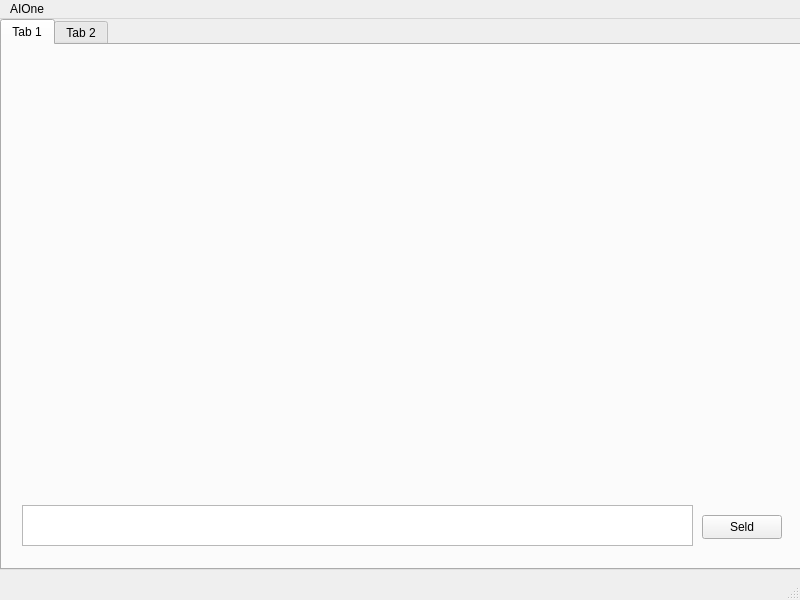
Above: AIOneQTWidgets/mainwindow.ui from Iemand005/Singularity before the change. Below: the same form after it.
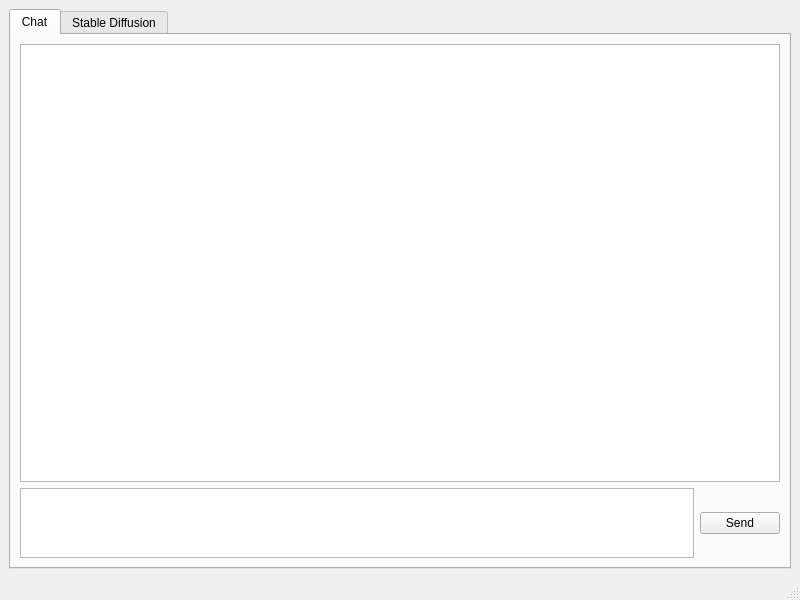
That is the form after the change. The open tabs and pages were chosen to show the change.

Commit message: QT Widgets  updates

```diff
--- a/AIOneQTWidgets/mainwindow.ui
+++ b/AIOneQTWidgets/mainwindow.ui
@@ -14,68 +14,83 @@
    <string>MainWindow</string>
   </property>
   <widget class="QWidget" name="centralwidget">
-   <widget class="QWidget" name="verticalLayoutWidget">
-    <property name="geometry">
-     <rect>
-      <x>0</x>
-      <y>0</y>
-      <width>801</width>
-      <height>551</height>
-     </rect>
-    </property>
-    <layout class="QVBoxLayout" name="verticalLayout">
+   <property name="enabled">
+    <bool>true</bool>
+   </property>
+   <property name="sizePolicy">
+    <sizepolicy hsizetype="Expanding" vsizetype="Expanding">
+     <horstretch>0</horstretch>
+     <verstretch>0</verstretch>
+    </sizepolicy>
+   </property>
+   <layout class="QVBoxLayout" name="verticalLayout_2">
      <item>
       <widget class="QTabWidget" name="tabWidget">
        <property name="sizePolicy">
         <sizepolicy hsizetype="Expanding" vsizetype="Expanding">
-         <horstretch>1</horstretch>
+        <horstretch>0</horstretch>
          <verstretch>0</verstretch>
         </sizepolicy>
        </property>
        <widget class="QWidget" name="tab">
         <attribute name="title">
-         <string>Tab 1</string>
-        </attribute>
-        <widget class="QPushButton" name="pushButton">
-         <property name="geometry">
-          <rect>
-           <x>700</x>
-           <y>470</y>
-           <width>80</width>
-           <height>24</height>
-          </rect>
-         </property>
-         <property name="text">
-          <string>Seld</string>
-         </property>
-        </widget>
+        <string>Chat</string>
+       </attribute>
+       <layout class="QVBoxLayout" name="verticalLayout_3">
+        <item>
+         <widget class="QListWidget" name="listWidget"/>
+        </item>
+        <item>
+         <layout class="QHBoxLayout" name="horizontalLayout">
+          <item>
         <widget class="QPlainTextEdit" name="plainTextEdit">
-         <property name="geometry">
-          <rect>
-           <x>20</x>
-           <y>460</y>
-           <width>671</width>
-           <height>41</height>
-          </rect>
-         </property>
+            <property name="sizePolicy">
+             <sizepolicy hsizetype="Expanding" vsizetype="Maximum">
+              <horstretch>0</horstretch>
+              <verstretch>0</verstretch>
+             </sizepolicy>
+            </property>
+           </widget>
+          </item>
+          <item>
+           <widget class="QPushButton" name="pushButton">
          <property name="sizePolicy">
-          <sizepolicy hsizetype="Expanding" vsizetype="Expanding">
-           <horstretch>1</horstretch>
-           <verstretch>1</verstretch>
-          </sizepolicy>
-         </property>
-        </widget>
+             <sizepolicy hsizetype="Maximum" vsizetype="Maximum">
+              <horstretch>0</horstretch>
+              <verstretch>0</verstretch>
+             </sizepolicy>
+            </property>
+            <property name="text">
+             <string>Send</string>
+            </property>
+           </widget>
+          </item>
+         </layout>
+        </item>
+       </layout>
        </widget>
        <widget class="QWidget" name="tab_2">
         <attribute name="title">
-         <string>Tab 2</string>
-        </attribute>
-       </widget>
-      </widget>
+        <string>Stable Diffusion</string>
+       </attribute>
+       <layout class="QVBoxLayout" name="verticalLayout">
+        <item>
+         <widget class="QGraphicsView" name="graphicsView"/>
+        </item>
+        <item>
+         <widget class="QPushButton" name="pushButton_2">
+          <property name="text">
+           <string>Generate</string>
+          </property>
+         </widget>
      </item>
     </layout>
    </widget>
   </widget>
+    </item>
+   </layout>
+  </widget>
+  <widget class="QStatusBar" name="statusbar"/>
   <widget class="QMenuBar" name="menubar">
    <property name="geometry">
     <rect>
@@ -85,14 +100,7 @@
      <height>21</height>
     </rect>
    </property>
-   <widget class="QMenu" name="menuAIOne">
-    <property name="title">
-     <string>AIOne</string>
-    </property>
-   </widget>
-   <addaction name="menuAIOne"/>
-  </widget>
-  <widget class="QStatusBar" name="statusbar"/>
+  </widget>
  </widget>
  <resources/>
  <connections/>
```
Left out of the diff: 3 changed lines with no effect on the pictures. Lines whose indentation alone changed are shown as unchanged. The commit also changes 1 other file.
